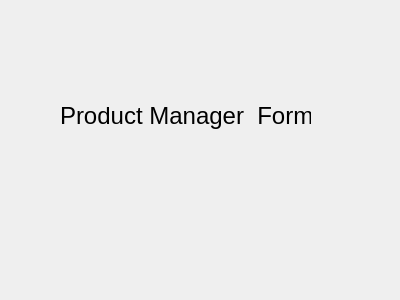
itumashyk/TofP, file productmanagerform.ui: the form before one commit.
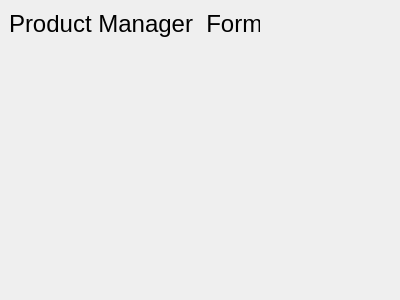
The form after the commit.

```diff
--- a/productmanagerform.ui
+++ b/productmanagerform.ui
@@ -16,10 +16,10 @@
   <widget class="QLabel" name="label">
    <property name="geometry">
     <rect>
-     <x>60</x>
-     <y>80</y>
+     <x>9</x>
+     <y>9</y>
      <width>251</width>
-     <height>71</height>
+     <height>29</height>
     </rect>
    </property>
    <property name="font">
```
